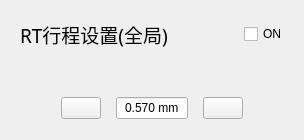
wlffeng2008/AkkoStudio, file Module/ModuleRtSet.ui: the form before one commit.
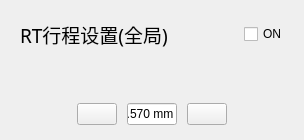
The form after the commit. Custom widgets are drawn as their Qt base class.

```diff
--- a/Module/ModuleRtSet.ui
+++ b/Module/ModuleRtSet.ui
@@ -27,7 +27,7 @@
     <number>20</number>
    </property>
    <property name="bottomMargin">
-    <number>12</number>
+    <number>15</number>
    </property>
    <item>
     <layout class="QHBoxLayout" name="horizontalLayout_2">
@@ -96,13 +96,25 @@
     <widget class="QFrame" name="FrameBt">
      <property name="maximumSize">
       <size>
-       <width>200</width>
+       <width>150</width>
        <height>16777215</height>
       </size>
      </property>
      <layout class="QHBoxLayout" name="horizontalLayout">
       <property name="spacing">
-       <number>15</number>
+       <number>10</number>
+      </property>
+      <property name="leftMargin">
+       <number>0</number>
+      </property>
+      <property name="topMargin">
+       <number>0</number>
+      </property>
+      <property name="rightMargin">
+       <number>0</number>
+      </property>
+      <property name="bottomMargin">
+       <number>0</number>
       </property>
       <item>
        <widget class="QPushButton" name="pushButtonMinus">
```
